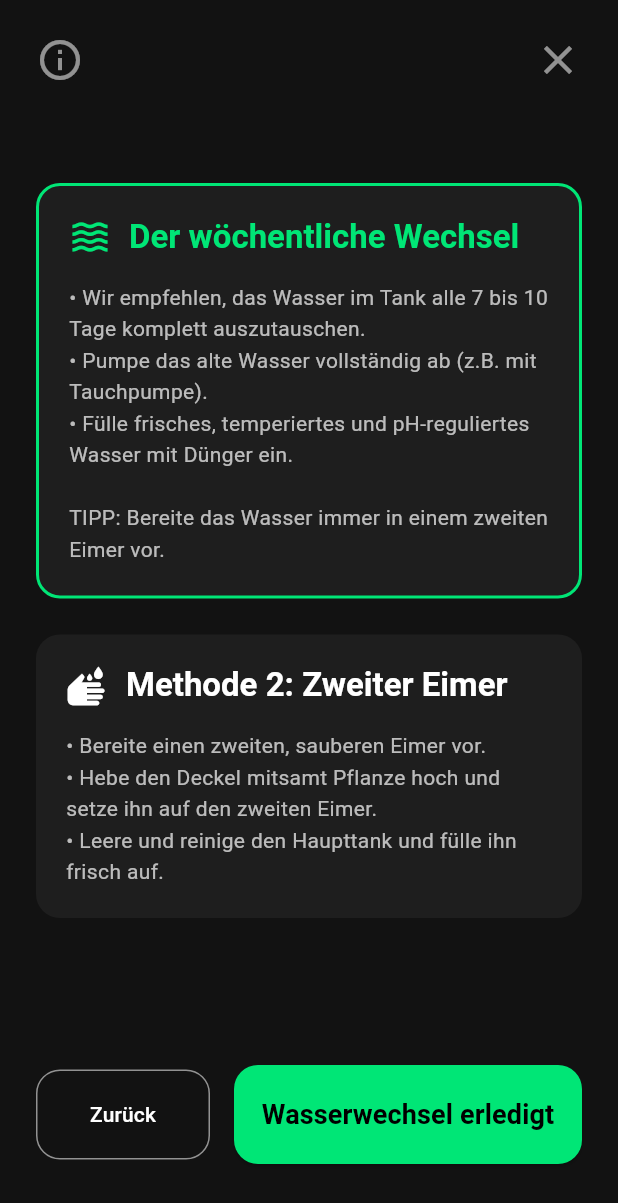
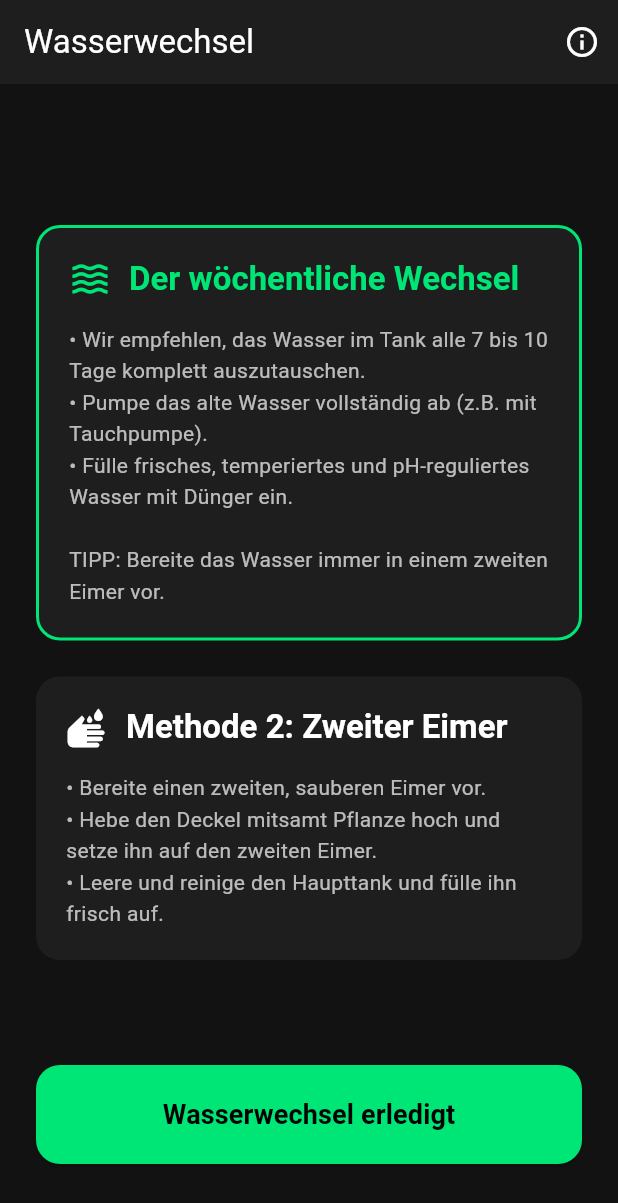
Before and after one commit to mathisHeidrich/Grow_Guide, a Flutter app: the WaterChangeScreen screen opened by its route, on a phone screen of 412 x 824 dp. Shown: the top 1203 px of the screen. Run offline on Flutter 3.47's test engine with Material 3 defaults, Android fonts, the phone set to English and light mode, and no system bars; our stand-ins replace drift, flutter_local_notifications, flutter_riverpod, go_router, shared_preferences, timezone; accounts and stored records are empty; generated files the repository leaves out were written again.

Commit message:
feat: Add standard AppBar with back button to WaterChangeScreen

```diff
--- a/lib/screens/water_change_screen.dart
+++ b/lib/screens/water_change_screen.dart
@@ -18,80 +18,11 @@ class _WaterChangeScreenState extends State<WaterChangeScreen> {
 
     return Scaffold(
       backgroundColor: AppColors.background,
-      body: SafeArea(
-        child: Stack(
-          children: [
-            Padding(
-              padding: const EdgeInsets.all(24.0),
-              child: Column(
-                mainAxisAlignment: MainAxisAlignment.center,
-                crossAxisAlignment: CrossAxisAlignment.stretch,
-                children: [
-                  const Spacer(),
-                  _buildMethodCard(
-                    context,
-                    title: l10n.waterChangeMethod1Title,
-                    content: l10n.waterChangeMethod1Desc,
-                    icon: Icons.waves,
-                    isRecommended: true,
-                  ),
-                  const SizedBox(height: 24),
-                  _buildMethodCard(
-                    context,
-                    title: l10n.waterChangeMethod2Title,
-                    content: l10n.waterChangeMethod2Desc,
-                    icon: Icons.wash,
-                  ),
-                  const Spacer(),
-                  Row(
-                    children: [
-                      Expanded(
-                        flex: 1,
-                        child: OutlinedButton(
-                          style: OutlinedButton.styleFrom(
-                            foregroundColor: Colors.white,
-                            padding: const EdgeInsets.symmetric(vertical: 20),
-                            side: const BorderSide(color: Colors.white54),
-                            shape: RoundedRectangleBorder(
-                              borderRadius: BorderRadius.circular(16),
-                            ),
-                          ),
-                          onPressed: () => context.pop(false),
-                          child: Text(l10n.checkinBack),
-                        ),
-                      ),
-                      const SizedBox(width: 16),
-                      Expanded(
-                        flex: 2,
-                        child: ElevatedButton(
-                          style: ElevatedButton.styleFrom(
-                            backgroundColor: AppColors.growGreen,
-                            foregroundColor: Colors.black,
-                            padding: const EdgeInsets.symmetric(vertical: 20),
-                            shape: RoundedRectangleBorder(
-                              borderRadius: BorderRadius.circular(16),
-                            ),
-                          ),
-                          onPressed: () {
-                            context.pop(true);
-                          },
-                          child: Text(
-                            l10n.waterChangeDone,
-                            style: const TextStyle(fontSize: 18, fontWeight: FontWeight.bold),
-                          ),
-                        ),
-                      ),
-                    ],
-                  ),
-                  const SizedBox(height: 24),
-                ],
-              ),
-            ),
-            Positioned(
-              top: 16,
-              left: 16,
-              child: IconButton(
-                icon: const Icon(Icons.info_outline, color: Colors.white54, size: 32),
+      appBar: AppBar(
+        title: Text(l10n.waterChangeTitle),
+        actions: [
+          IconButton(
+            icon: const Icon(Icons.info_outline),
             onPressed: () {
               showModalBottomSheet(
                 context: context,
@@ -135,16 +66,50 @@ class _WaterChangeScreenState extends State<WaterChangeScreen> {
               );
             },
           ),
+        ],
       ),
-            Positioned(
-              top: 16,
-              right: 16,
-              child: IconButton(
-                icon: const Icon(Icons.close, color: Colors.white54, size: 32),
-                onPressed: () => context.pop(false),
+      body: SafeArea(
+        child: Padding(
+          padding: const EdgeInsets.all(24.0),
+          child: Column(
+            crossAxisAlignment: CrossAxisAlignment.stretch,
+            children: [
+              const Spacer(),
+                  _buildMethodCard(
+                    context,
+                    title: l10n.waterChangeMethod1Title,
+                    content: l10n.waterChangeMethod1Desc,
+                    icon: Icons.waves,
+                    isRecommended: true,
+                  ),
+                  const SizedBox(height: 24),
+                  _buildMethodCard(
+                    context,
+                    title: l10n.waterChangeMethod2Title,
+                    content: l10n.waterChangeMethod2Desc,
+                    icon: Icons.wash,
+                  ),
+                  const Spacer(),
+                  ElevatedButton(
+                    style: ElevatedButton.styleFrom(
+                      backgroundColor: AppColors.growGreen,
+                      foregroundColor: Colors.black,
+                      padding: const EdgeInsets.symmetric(vertical: 20),
+                      shape: RoundedRectangleBorder(
+                        borderRadius: BorderRadius.circular(16),
                       ),
                     ),
+                    onPressed: () {
+                      context.pop(true);
+                    },
+                    child: Text(
+                      l10n.waterChangeDone,
+                      style: const TextStyle(fontSize: 18, fontWeight: FontWeight.bold),
+                    ),
+                  ),
+                  const SizedBox(height: 24),
                 ],
+              ),
             ),
       ),
     );
```
Lines whose indentation alone changed are shown as unchanged.
